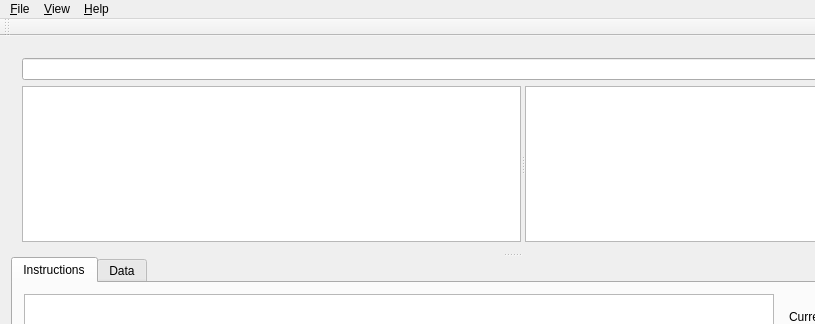
Above: src/qt/emilpro/mainwindow.ui from SimonKagstrom/emilpro before the change; both pictures show x 0 to 815 and y 0 to 324 of the 1024 by 768 pixel window. Below: the same form after it.
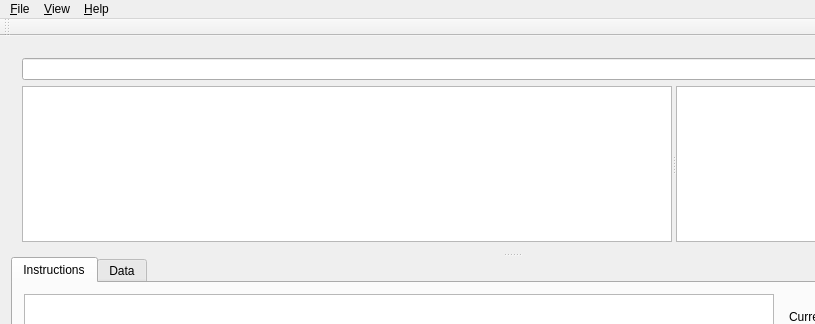
That is the form after the change.

Commit message: qt gui: Improve sizes of widgets

```diff
--- a/src/qt/emilpro/mainwindow.ui
+++ b/src/qt/emilpro/mainwindow.ui
@@ -33,7 +33,13 @@
           <widget class="QTableView" name="symbolTableView">
            <property name="minimumSize">
             <size>
-             <width>499</width>
+             <width>650</width>
+             <height>0</height>
+            </size>
+           </property>
+           <property name="baseSize">
+            <size>
+             <width>0</width>
              <height>0</height>
             </size>
            </property>
```
Left out of the diff: 3 changed lines with no effect on the pictures.
